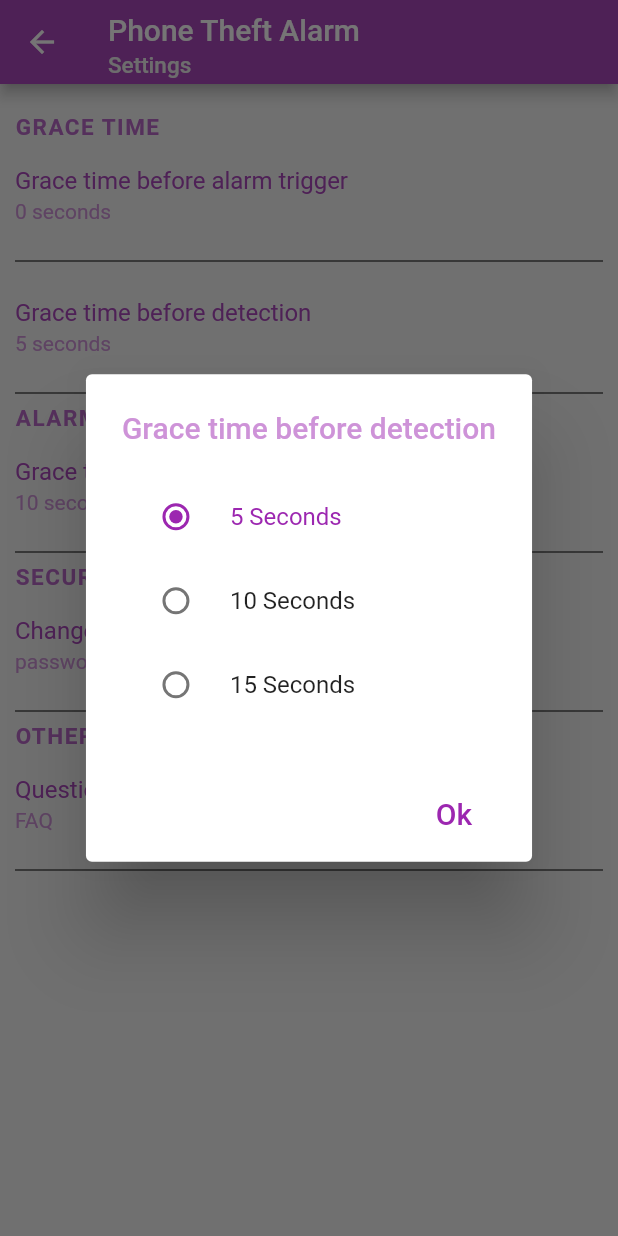
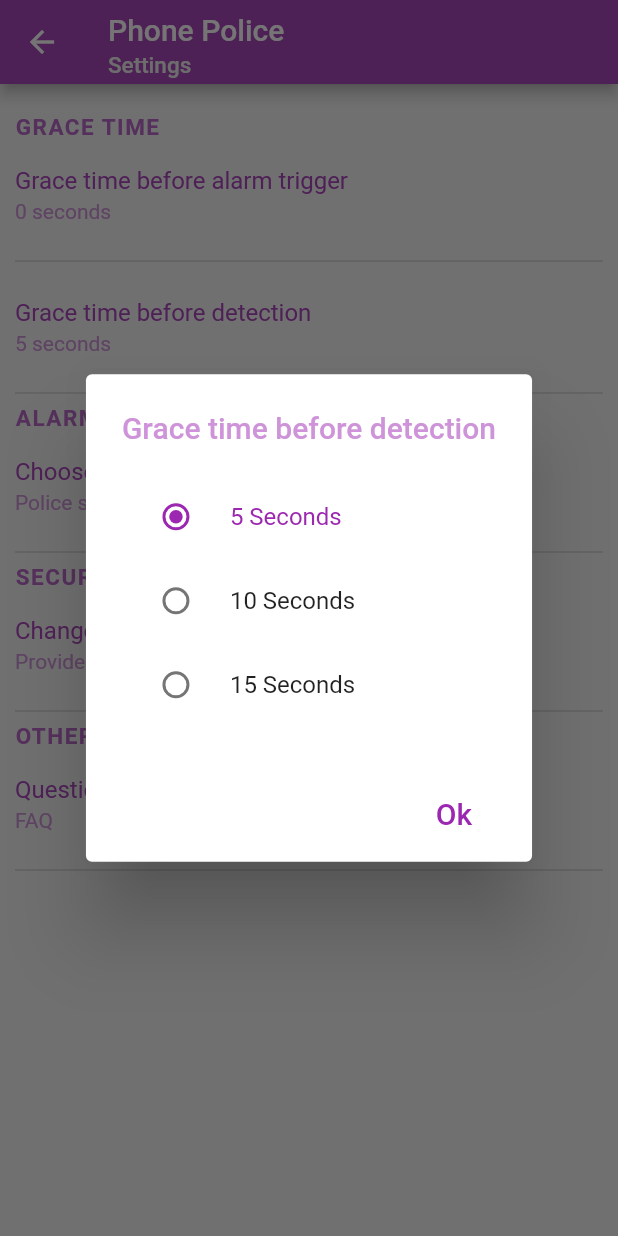
Before and after one commit to AkwGaniu/phoneTheft, a Flutter app: the Settings screen opened by its route, after a tap on "Grace time before detection", on a phone screen of 412 x 824 dp. Run offline on Flutter 3.47's test engine with Material 2 defaults, Android fonts, the light colour scheme and no system bars; our stand-ins replace audioplayers, battery, camera, firebase_auth, flutter_spinkit, sensors; missing offline and left inert: backendless_sdk; accounts and stored records are empty.

Commit message:
cleanup update

```diff
--- a/lib/main.dart
+++ b/lib/main.dart
@@ -11,7 +11,7 @@
   // await AndroidAlarmManager.initialize();
   runApp(MaterialApp(
     debugShowCheckedModeBanner: false,
-    title: 'Anti Phone Theft',
+    title: 'Phone Police',
     routes: {
       '/': (context) => StreamProvider.value(
         value: AuthServices().user,
--- a/lib/pages/home/settings.dart
+++ b/lib/pages/home/settings.dart
@@ -11,9 +11,11 @@
 class _SettingsState extends State<Settings> {
 @override
   Widget build(BuildContext context) {
-
     int _alarmDelay = user.alarmDelay;
     int _detectDelay = user.detectDelay;
+    String _alarmTone () {
+      return (user.alarmTone == 1) ? 'Police sirene tone' :  'Ambulance tone';
+    }
 
     TextStyle textStyle = TextStyle(
       fontSize: 15.0,
@@ -38,6 +40,7 @@
         Navigator.of(context).pop();
       }
     );
+
     return Scaffold(
       backgroundColor: Colors.grey[100],
       appBar: AppBar(
@@ -47,7 +50,7 @@
           child: Column(
             crossAxisAlignment: CrossAxisAlignment.start,
             children: <Widget>[
-              Text('Phone Theft Alarm'),
+              Text('Phone Police'),
               SizedBox(height: 3.0,),
               Text(
                 'Settings',
@@ -96,7 +99,7 @@
               },
             ),
             Divider(
-              color: Colors.black,
+              color: Colors.grey[400],
             ),
             ListTile(
               contentPadding: EdgeInsets.zero,
@@ -123,7 +126,7 @@
               },
             ),
             Divider(
-              color: Colors.black,
+              color: Colors.grey[400],
             ),
             Text(
               'ALARM TONE',
@@ -132,23 +135,29 @@
             ListTile(
               contentPadding: EdgeInsets.zero,
               title: Text(
-                'Grace time before alarm trigger',
+                'Choose alarm tone',
                 style: TextStyle(
-                    color: Colors.purple[400]
+                  color: Colors.purple[400]
                 ),
               ),
               subtitle: Text(
-                '10 seconds',
+                _alarmTone(),
                 style: TextStyle(
-                    color: Colors.purple[200]
+                  color: Colors.purple[200]
                 ),
               ),
               onTap: (){
-
+                String title = 'Choose alarm tone';
+                double height = 130.0;
+                showDialog(
+                context: context,
+                builder: (_) {
+                  return SettingsDialog(content: 'alarmTone', height: height, title: title, action: button);
+                });
               },
             ),
             Divider(
-              color: Colors.black,
+              color: Colors.grey[400],
             ),
             Text(
               'SECURITY',
@@ -157,23 +166,30 @@
             ListTile(
               contentPadding: EdgeInsets.zero,
               title: Text(
-                'Change PIN',
+                'Change Password',
                 style: TextStyle(
-                    color: Colors.purple[400]
+                  color: Colors.purple[400]
                 ),
               ),
               subtitle: Text(
-                'password',
+                'Provide your email and change your password',
                 style: TextStyle(
-                    color: Colors.purple[200]
+                  color: Colors.purple[200]
                 ),
               ),
               onTap: (){
-
+                String title = 'Change Password';
+                double height = 165.0;
+                showDialog(
+                  context: context,
+                  builder: (_) {
+                    return SettingsDialog(content: 'forgetPassword', height: height, title: title, action: button);
+                  }
+                );
               },
             ),
             Divider(
-              color: Colors.black,
+              color: Colors.grey[400],
             ),
             Text(
               'OTHERS',
@@ -190,15 +206,20 @@
               subtitle: Text(
                 'FAQ',
                 style: TextStyle(
-                    color: Colors.purple[200]
-                ),
+                  color: Colors.purple[200]                ),
               ),
               onTap: (){
-
+                String title = 'Questions and Answers';
+                double height = 450.0;
+                showDialog(
+                  context: context,
+                  builder: (_) {
+                  return SettingsDialog(content: 'faq', height: height, title: title, action: button);
+                  });
               },
             ),
             Divider(
-              color: Colors.black,
+              color: Colors.grey[400],
             ),
           ],
         ),
--- a/lib/services/alert.dart
+++ b/lib/services/alert.dart
@@ -29,9 +29,6 @@
         });
       });
       if (_detectDelay < 0) {
-        setState(() {
-          watchOn = true;
-        });
         Navigator.pop(context);
         _detectDelay = num;
         break;
@@ -96,7 +93,12 @@
   String _email = '';
   String _msg = '';
   String _error = '';
-
+  TextStyle textStyle = TextStyle(
+      fontSize: 15.0,
+      fontWeight: FontWeight.bold,
+      letterSpacing: 1.0,
+      color: Colors.purple[300]
+  );
   final _formKey = GlobalKey<FormState>();
   final AuthServices _auth = AuthServices();
   @override
@@ -110,6 +112,7 @@
       ),
       content: StatefulBuilder(  // You need this, notice the parameters below:
         builder: (BuildContext context, StateSetter setState) {
+
         Column alarmDelayPopUp = Column(
           mainAxisAlignment: MainAxisAlignment.start,
           crossAxisAlignment: CrossAxisAlignment.start,
@@ -232,6 +235,115 @@
           ],
         );
 
+        Column alarmTonePopUp = Column(
+          mainAxisAlignment: MainAxisAlignment.start,
+          crossAxisAlignment: CrossAxisAlignment.start,
+          children: <Widget>[
+            RadioListTile<int>(
+              title: const Text('Police sirene'),
+              value: 1,
+              activeColor: Colors.purple,
+              selected: user.alarmTone == 1 ? true : false,
+              groupValue: user.alarmTone,
+              onChanged: (int value) {
+                setState(() {
+                  user.alarmTone = value;
+                });
+              },
+            ),
+            RadioListTile<int>(
+              title: const Text('Ambulance'),
+              value: 2,
+              activeColor: Colors.purple,
+              selected: user.alarmTone == 2 ? true : false,
+              groupValue: user.alarmTone,
+              onChanged: (int value) {
+                setState(() {
+                  user.alarmTone = value;
+                });
+              },
+            ),
+          ],
+        );
+
+        Column faqPopUp = Column(
+          crossAxisAlignment: CrossAxisAlignment.start,
+          mainAxisAlignment: MainAxisAlignment.start,
+          children: <Widget>[
+            Divider(
+              color: Colors.grey[400],
+            ),
+            Text(
+              'Will the alarm ring if device is silence?',
+              style: textStyle,
+            ),
+            Container(
+              padding: EdgeInsets.symmetric(vertical:10.0, horizontal: 15.0),
+              child: Text(
+                'Yes, the alarm will always ring in full volume.',
+                style: TextStyle(
+                color: Colors.purple[200],
+                  fontSize: 12.0
+                )
+              ),
+            ),
+            Divider(
+              color: Colors.grey[400],
+            ),
+            Text(
+              'How does motion detection mode work?',
+              style: textStyle,
+            ),
+            Container(
+              padding: EdgeInsets.symmetric(vertical:10.0, horizontal: 15.0),
+              child: Text(
+                  'If the device is moved, then theft detection process will be triggered.',
+                  style: TextStyle(
+                    color: Colors.purple[200],
+                  fontSize: 12.0
+                  )
+              ),
+            ),
+            Divider(
+              color: Colors.grey[400],
+            ),
+            Text(
+              'How does charging detection mode work?',
+              style: textStyle,
+            ),
+            Container(
+              padding: EdgeInsets.symmetric(vertical:10.0, horizontal: 15.0),
+              child: Text(
+                  'If the device is unplugged from power source, then theft detection process will be triggered.',
+                  style: TextStyle(
+                    color: Colors.purple[200],
+                    fontSize: 12.0
+                  )
+              ),
+            ),
+            Divider(
+              color: Colors.grey[400],
+            ),
+            Text(
+              'Does theft detection mode (motion or charging) activate automatically?',
+              style: textStyle,
+            ),
+            Container(
+              padding: EdgeInsets.symmetric(vertical:10.0, horizontal: 15.0),
+              child: Text(
+                  'No, you will have to activate it yourself.',
+                  style: TextStyle(
+                    color: Colors.purple[200],
+                  fontSize: 12.0
+                  )
+              ),
+            ),
+            Divider(
+              color: Colors.grey[400],
+            ),
+          ],
+        );
+
         Form forgetPassword = Form(
           key: _formKey,
           child: Column(
@@ -286,7 +398,7 @@
                         });
                       } else {
                         setState(() {
-                          _msg = 'Sorry, something occured. Please try again';
+                          _msg = 'Sorry, something occurred. Please try again';
                         });
                       }
                     } else {
@@ -306,8 +418,12 @@
           height: widget.height,
           child: (widget.content == 'alarm')
             ? alarmDelayPopUp
-            : (widget.content == 'forgetPasswod' )
+            : (widget.content == 'forgetPassword' )
             ? forgetPassword
+            : (widget.content == 'faq' )
+            ? faqPopUp
+            : (widget.content == 'alarmTone')
+            ? alarmTonePopUp
             : detectDelayPopUp,
         );
       }),
--- a/lib/shared/userSettings.dart
+++ b/lib/shared/userSettings.dart
@@ -4,7 +4,7 @@
   String password;
   int alarmDelay;
   int detectDelay;
-  String alarmTone;
+  int alarmTone;
   bool loggedIn;
 
   UserSettings({
@@ -24,8 +24,9 @@
   password: '',
   alarmDelay: 0,
   detectDelay: 5,
-  alarmTone: '',
+  alarmTone: 1,
   loggedIn: false
 );
 
-bool watchOn = false;
+bool motionWatchOn = false;
+bool chargingWatchOn = false;
```
Also changed, not shown: lib/pages/auth/authenticate.dart (+8 -4 lines), lib/pages/auth/validate_user.dart (+64 -48 lines), lib/pages/home/home.dart (+74 -95 lines), lib/pages/wrapper.dart (+5 -2 lines), pubspec.yaml (+5 -3 lines), assets/images/bg.jpg (deleted), assets/images/bg2.png (deleted), assets/images/bg5.png (added), 6 other files.
